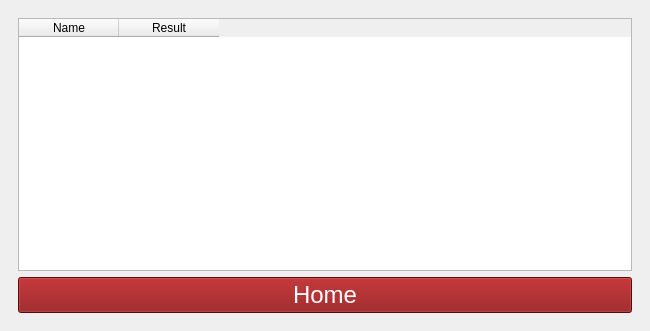
Qt form src/mainwindow.ui (Dancon08/Questionnaire) before a commit.
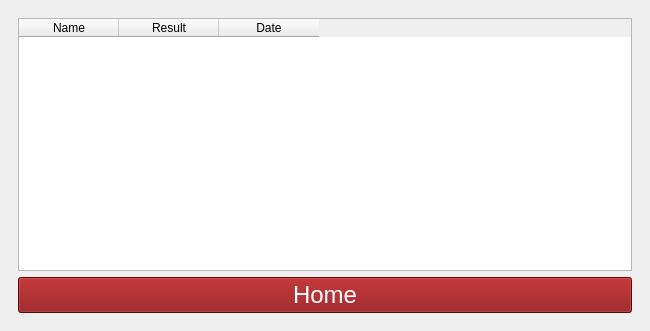
The same form after that commit. The open tabs and pages were chosen to show the change.

```diff
--- a/src/mainwindow.ui
+++ b/src/mainwindow.ui
@@ -249,7 +249,7 @@
            <enum>QAbstractItemView::SelectRows</enum>
           </property>
           <property name="columnCount">
-           <number>2</number>
+           <number>3</number>
           </property>
           <column>
            <property name="text">
@@ -261,6 +261,11 @@
             <string>Result</string>
            </property>
           </column>
+          <column>
+           <property name="text">
+            <string>Date</string>
+           </property>
+          </column>
          </widget>
         </item>
         <item row="1" column="0">
```
Left out of the diff: 7 changed lines with no effect on the pictures.
